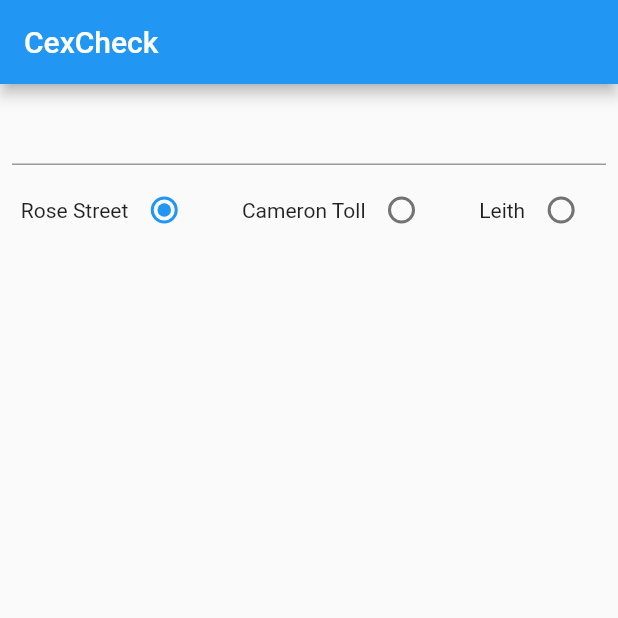
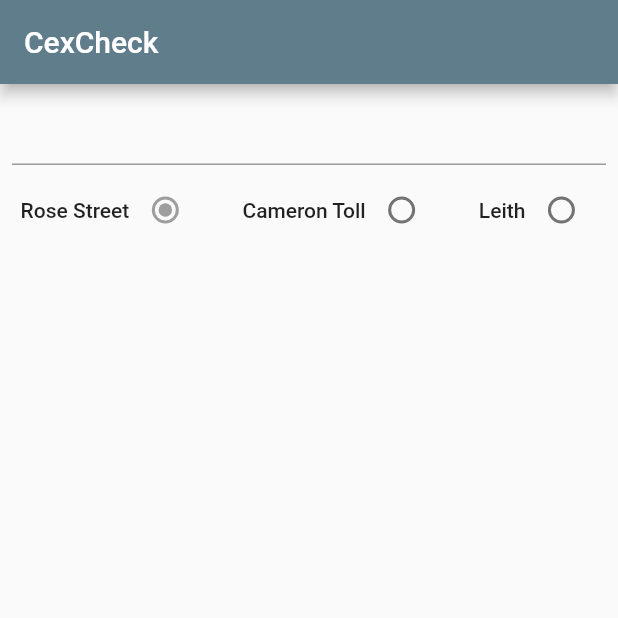
Before and after one commit to mswift42/flcexcheck, a Flutter app: the screen it shows after launch, on a phone screen of 412 x 824 dp, the top half of it. Run offline on Flutter 3.47's test engine with Material 2 defaults, Android fonts, the phone set to English and light mode, and no system bars.

Commit message:
set blueGrey primaryColor.

```diff
--- a/lib/main.dart
+++ b/lib/main.dart
@@ -9,6 +9,16 @@ class FlCexApp extends StatelessWidget {
   @override
   Widget build(BuildContext context) {
     return MaterialApp(
+      theme: ThemeData(
+        brightness: Brightness.light,
+        primaryColor: Colors.blueGrey,
+        accentColor: Colors.grey,
+        textTheme: TextTheme(
+          body1: TextStyle(fontWeight: FontWeight.w500),
+          body2: TextStyle(fontWeight: FontWeight.w700),
+
+        )
+      ),
       title: 'CexCheck',
       home: Scaffold(
         appBar: AppBar(
```
